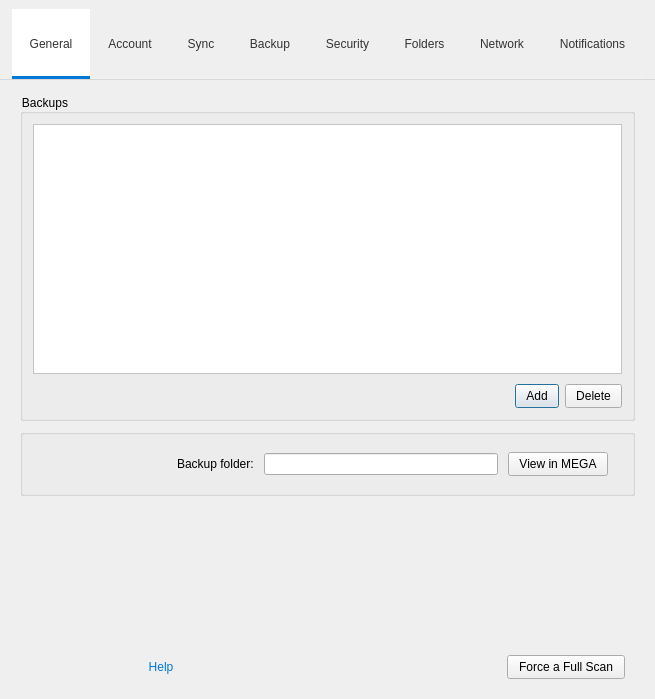
First picture: the form in src/MEGASync/gui/win/SettingsDialog.ui, repository meganz/MEGAsync, before the edit.
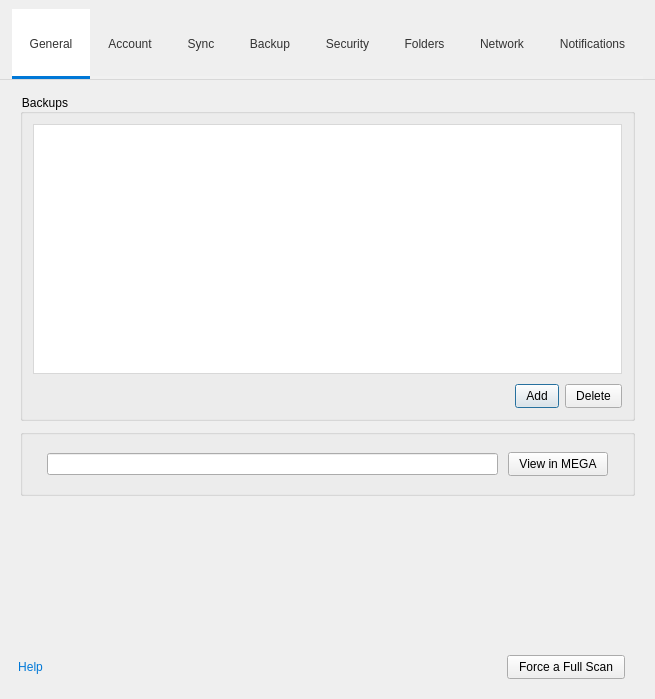
Second picture: the form after the edit. The open tabs and pages were chosen to show the change. Icons and pictures are not drawn. Custom widgets are drawn as their Qt base class.

Commit message: SNC-2140, SNC-2142. Styling of backups section on settings dialog

```diff
--- a/src/MEGASync/gui/win/SettingsDialog.ui
+++ b/src/MEGASync/gui/win/SettingsDialog.ui
@@ -1966,23 +1966,26 @@
 {
 background: white;
 outline: 0;
+border: 1px solid #D8D8D8;
 }
 
 QTableView::item
 {
 border: none;
-padding-left: 10px;
+padding-left:2px;
 }
 
 QTableView::item:selected
 {
 background-color: rgba(0,120,215,0.8);
+color:white;
 }
 
+
 QTableView::indicator
 {
-min-height: 14px;
-min-width: 14px;
+padding-left:2px;
+padding-bottom:2px;
 }
 
 QHeaderView::section:horizontal
@@ -1990,7 +1993,8 @@
 color: #4A607A;
 background: white;
 border:none;
-padding-left: 12px;
+padding-left: 10px;
+padding-top:4px;
 }
 
 QMenu
@@ -2015,6 +2019,9 @@
 border-radius: 8px;
 }</string>
             </property>
+            <property name="frameShape">
+             <enum>QFrame::NoFrame</enum>
+            </property>
             <property name="alternatingRowColors">
              <bool>true</bool>
             </property>
@@ -2045,8 +2052,11 @@
             <attribute name="verticalHeaderVisible">
              <bool>false</bool>
             </attribute>
+            <attribute name="verticalHeaderMinimumSectionSize">
+             <number>24</number>
+            </attribute>
             <attribute name="verticalHeaderDefaultSectionSize">
-             <number>30</number>
+             <number>24</number>
             </attribute>
            </widget>
           </item>
@@ -2114,26 +2124,6 @@
           <property name="bottomMargin">
            <number>10</number>
           </property>
-          <item>
-           <spacer name="horizontalSpacer">
-            <property name="orientation">
-             <enum>Qt::Horizontal</enum>
-            </property>
-            <property name="sizeHint" stdset="0">
-             <size>
-              <width>40</width>
-              <height>20</height>
-             </size>
-            </property>
-           </spacer>
-          </item>
-          <item>
-           <widget class="QLabel" name="label">
-            <property name="text">
-             <string>Backup folder:</string>
-            </property>
-           </widget>
-          </item>
           <item>
            <widget class="QLineEdit" name="lBackupFolder">
             <property name="minimumSize">
@@ -3127,7 +3117,7 @@
       <property name="bottomMargin">
        <number>20</number>
       </property>
-      <item>
+      <item alignment="Qt::AlignLeft">
        <widget class="QPushButton" name="bHelp">
         <property name="styleSheet">
          <string notr="true">QPushButton {
```
The commit also changes 11 other files.
